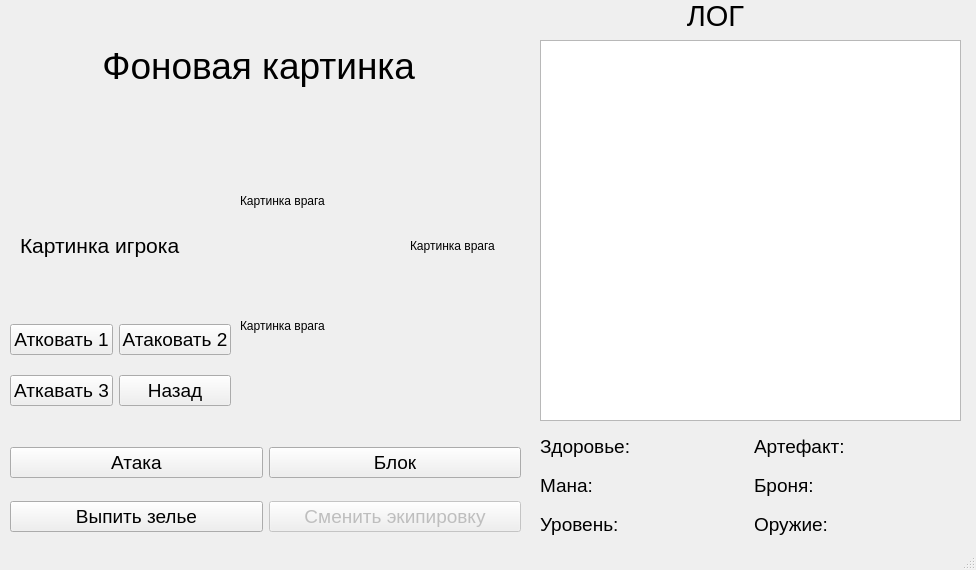
First picture: the form in game_ui_disign.ui, repository KakeinNoriaki/pyqt_game, before the edit.
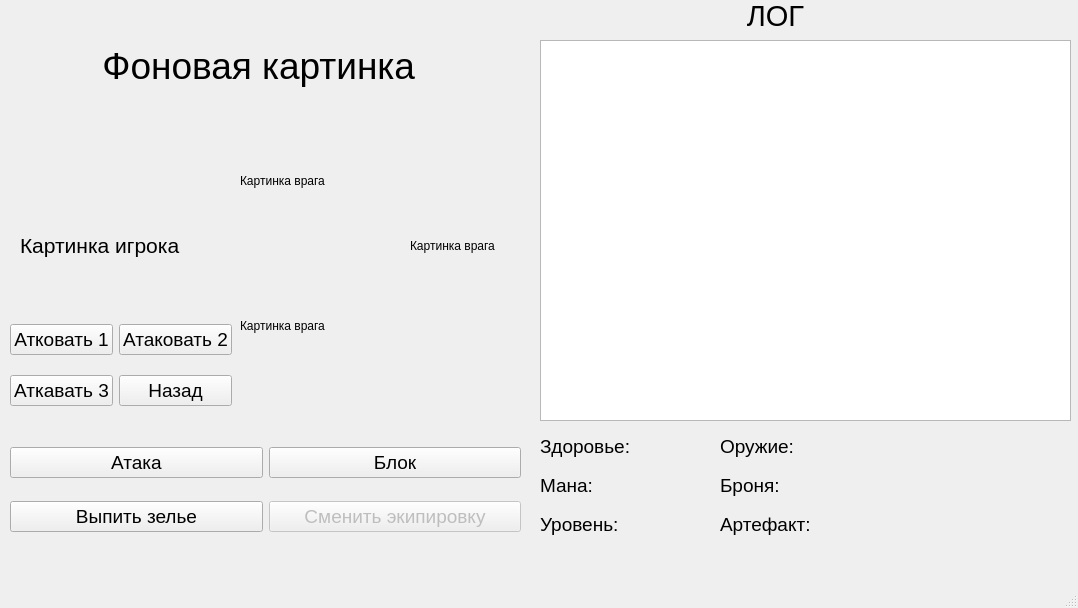
Second picture: the form after the edit.

Diff of the .ui file:
```diff
--- a/game_ui_disign.ui
+++ b/game_ui_disign.ui
@@ -6,8 +6,8 @@
    <rect>
     <x>0</x>
     <y>0</y>
-    <width>976</width>
-    <height>570</height>
+    <width>1078</width>
+    <height>608</height>
    </rect>
   </property>
   <property name="windowTitle">
@@ -80,94 +80,10 @@
      </item>
     </layout>
    </widget>
-   <widget class="QWidget" name="gridLayoutWidget_2">
-    <property name="geometry">
-     <rect>
-      <x>540</x>
-      <y>430</y>
-      <width>421</width>
-      <height>111</height>
-     </rect>
-    </property>
-    <layout class="QGridLayout" name="stats">
-     <item row="1" column="0">
-      <widget class="QLabel" name="label_mp">
-       <property name="font">
-        <font>
-         <pointsize>14</pointsize>
-        </font>
-       </property>
-       <property name="text">
-        <string>Мана:</string>
-       </property>
-      </widget>
-     </item>
-     <item row="0" column="0">
-      <widget class="QLabel" name="label_hp">
-       <property name="font">
-        <font>
-         <pointsize>14</pointsize>
-        </font>
-       </property>
-       <property name="text">
-        <string>Здоровье:</string>
-       </property>
-      </widget>
-     </item>
-     <item row="0" column="1">
-      <widget class="QLabel" name="label_art">
-       <property name="font">
-        <font>
-         <pointsize>14</pointsize>
-        </font>
-       </property>
-       <property name="text">
-        <string>Артефакт:</string>
-       </property>
-      </widget>
-     </item>
-     <item row="1" column="1">
-      <widget class="QLabel" name="label_arm">
-       <property name="font">
-        <font>
-         <pointsize>14</pointsize>
-        </font>
-       </property>
-       <property name="text">
-        <string>Броня:</string>
-       </property>
-      </widget>
-     </item>
-     <item row="2" column="0">
-      <widget class="QLabel" name="label_lvl">
-       <property name="font">
-        <font>
-         <pointsize>14</pointsize>
-        </font>
-       </property>
-       <property name="text">
-        <string>Уровень:</string>
-       </property>
-      </widget>
-     </item>
-     <item row="2" column="1">
-      <widget class="QLabel" name="label_wp">
-       <property name="font">
-        <font>
-         <pointsize>14</pointsize>
-        </font>
-       </property>
-       <property name="text">
-        <string>Оружие:</string>
-       </property>
-      </widget>
-     </item>
-    </layout>
-   </widget>
    <widget class="QLabel" name="label_log">
     <property name="geometry">
      <rect>
-      <x>550</x>
+      <x>610</x>
       <y>0</y>
       <width>331</width>
       <height>31</height>
@@ -190,7 +106,7 @@
      <rect>
       <x>540</x>
       <y>40</y>
-      <width>421</width>
+      <width>531</width>
       <height>381</height>
      </rect>
     </property>
@@ -236,7 +152,7 @@
      <rect>
       <x>10</x>
       <y>310</y>
-      <width>221</width>
+      <width>222</width>
       <height>111</height>
      </rect>
     </property>
@@ -295,7 +211,7 @@
     <property name="geometry">
      <rect>
       <x>240</x>
-      <y>130</y>
+      <y>110</y>
       <width>141</width>
       <height>141</height>
      </rect>
@@ -330,6 +246,102 @@
      <string>Картинка врага</string>
     </property>
    </widget>
+   <widget class="QWidget" name="verticalLayoutWidget">
+    <property name="geometry">
+     <rect>
+      <x>540</x>
+      <y>430</y>
+      <width>171</width>
+      <height>111</height>
+     </rect>
+    </property>
+    <layout class="QVBoxLayout" name="verticalLayout">
+     <item>
+      <widget class="QLabel" name="label_hp">
+       <property name="font">
+        <font>
+         <pointsize>14</pointsize>
+        </font>
+       </property>
+       <property name="text">
+        <string>Здоровье:</string>
+       </property>
+      </widget>
+     </item>
+     <item>
+      <widget class="QLabel" name="label_mp">
+       <property name="font">
+        <font>
+         <pointsize>14</pointsize>
+        </font>
+       </property>
+       <property name="text">
+        <string>Мана:</string>
+       </property>
+      </widget>
+     </item>
+     <item>
+      <widget class="QLabel" name="label_lvl">
+       <property name="font">
+        <font>
+         <pointsize>14</pointsize>
+        </font>
+       </property>
+       <property name="text">
+        <string>Уровень:</string>
+       </property>
+      </widget>
+     </item>
+    </layout>
+   </widget>
+   <widget class="QWidget" name="verticalLayoutWidget_2">
+    <property name="geometry">
+     <rect>
+      <x>720</x>
+      <y>430</y>
+      <width>351</width>
+      <height>111</height>
+     </rect>
+    </property>
+    <layout class="QVBoxLayout" name="verticalLayout_2">
+     <item>
+      <widget class="QLabel" name="label_wp">
+       <property name="font">
+        <font>
+         <pointsize>14</pointsize>
+        </font>
+       </property>
+       <property name="text">
+        <string>Оружие:</string>
+       </property>
+      </widget>
+     </item>
+     <item>
+      <widget class="QLabel" name="label_arm">
+       <property name="font">
+        <font>
+         <pointsize>14</pointsize>
+        </font>
+       </property>
+       <property name="text">
+        <string>Броня:</string>
+       </property>
+      </widget>
+     </item>
+     <item>
+      <widget class="QLabel" name="label_art">
+       <property name="font">
+        <font>
+         <pointsize>14</pointsize>
+        </font>
+       </property>
+       <property name="text">
+        <string>Артефакт:</string>
+       </property>
+      </widget>
+     </item>
+    </layout>
+   </widget>
   </widget>
   <widget class="QMenuBar" name="menubar">
    <property name="geometry">
```
Left out of the diff: 2 changed lines with no effect on the pictures.
